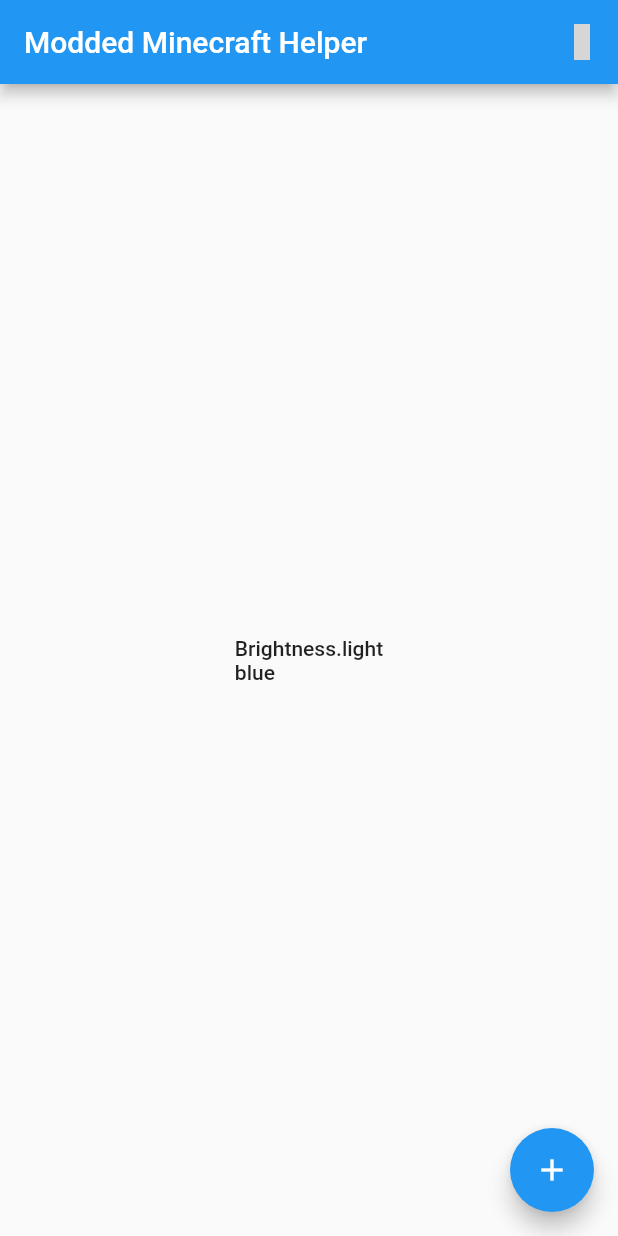
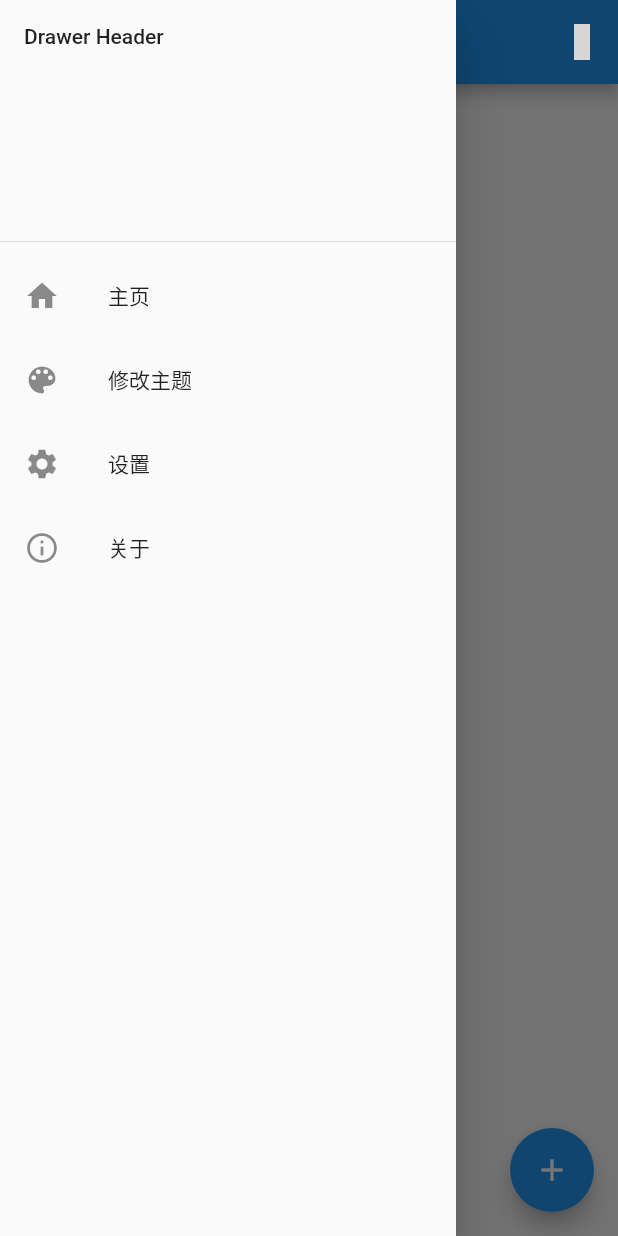
Before and after one commit to Yesterday17/MCModHelper, a Flutter app: the screen it shows after launch, with the side drawer open (before the commit the screen has no drawer), on a phone screen of 412 x 824 dp. Run offline on Flutter 3.47's test engine with Material 2 defaults, Android fonts, the phone set to English and light mode, and no system bars; our stand-ins replace shared_preferences; missing offline and left inert: open_iconic_flutter; grey boxes are pictures that could not be loaded.

Commit message:
Simple Drawer.

```diff
--- /dev/null
+++ b/lib/drawer.dart
@@ -0,0 +1,51 @@
+import 'package:flutter/material.dart';
+import './themes/select_theme.dart';
+
+class DrawerInstance extends StatelessWidget {
+  @override
+  Widget build(BuildContext context) {
+    return Drawer(
+      child: ListView(
+        children: <Widget>[
+          DrawerHeader(
+            child: Text('Drawer Header'),
+          ),
+          ListTile(
+            leading: Icon(Icons.home),
+            title: Text('主页'),
+            onTap: () {
+              Navigator.pop(context);
+            },
+          ),
+          ListTile(
+            leading: Icon(Icons.color_lens),
+            title: Text('修改主题'),
+            onTap: () {
+              Navigator.pop(context);
+              Navigator.push(
+                context,
+                MaterialPageRoute(
+                  builder: (context) => ThemeSelector(),
+                ),
+              );
+            },
+          ),
+          ListTile(
+            leading: Icon(Icons.settings),
+            title: Text('设置'),
+            onTap: () {
+              Navigator.pop(context);
+            },
+          ),
+          ListTile(
+            leading: Icon(Icons.info_outline),
+            title: Text('关于'),
+            onTap: () {
+              Navigator.pop(context);
+            },
+          ),
+        ],
+      ),
+    );
+  }
+}
--- a/lib/main.dart
+++ b/lib/main.dart
@@ -2,7 +2,7 @@ import 'package:flutter/material.dart';
 import 'package:open_iconic_flutter/open_iconic_flutter.dart';
 
 import './themes/dynamic_theme.dart';
-import './themes/select_theme.dart';
+import './drawer.dart';
 import './utilities/tinkers_forging_calculator_.dart';
 
 void main() => runApp(MyApp());
@@ -48,24 +48,9 @@ class _HomePageState extends State<HomePage> {
           )
         ],
       ),
+      drawer: DrawerInstance(),
       body: Center(
-        // Center is a layout widget. It takes a single child and positions it
-        // in the middle of the parent.
         child: Column(
-          // Column is also layout widget. It takes a list of children and
-          // arranges them vertically. By default, it sizes itself to fit its
-          // children horizontally, and tries to be as tall as its parent.
-          //
-          // Invoke "debug painting" (press "p" in the console, choose the
-          // "Toggle Debug Paint" action from the Flutter Inspector in Android
-          // Studio, or the "Toggle Debug Paint" command in Visual Studio Code)
-          // to see the wireframe for each widget.
-          //
-          // Column has various properties to control how it sizes itself and
-          // how it positions its children. Here we use mainAxisAlignment to
-          // center the children vertically; the main axis here is the vertical
-          // axis because Columns are vertical (the cross axis would be
-          // horizontal).
           mainAxisAlignment: MainAxisAlignment.center,
           children: <Widget>[
             Text(
@@ -78,12 +63,13 @@ class _HomePageState extends State<HomePage> {
       floatingActionButton: FloatingActionButton(
         onPressed: () {
           Navigator.push(
-              context,
-              MaterialPageRoute(
-                  builder:
-                      (context) => /* ThemeSelector() */ TinkersForgingCalcualtor()));
+            context,
+            MaterialPageRoute(
+              builder: (context) => TinkersForgingCalcualtor(),
+            ),
+          );
         },
-        tooltip: 'Utils',
+        tooltip: '锻造计算器',
         child: Icon(Icons.add),
       ),
     );
--- a/lib/themes/dynamic_theme.dart
+++ b/lib/themes/dynamic_theme.dart
@@ -12,7 +12,7 @@ class DynamicTheme extends StatefulWidget {
   const DynamicTheme({Key key, this.themedWidgetBuilder}) : super(key: key);
 
   @override
-  DynamicThemeState createState() => new DynamicThemeState();
+  DynamicThemeState createState() => DynamicThemeState();
 
   static DynamicThemeState of(BuildContext context) {
     return context.ancestorStateOfType(const TypeMatcher<DynamicThemeState>());
--- a/pubspec.yaml
+++ b/pubspec.yaml
@@ -1,5 +1,5 @@
 name: mcmodhelper
-description: A new Flutter project.
+description: A tool for modded minecraft players & creators.
 
 # The following defines the version and build number for your application.
 # A version number is three numbers separated by dots, like 1.2.43
```
